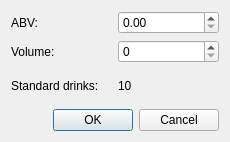
First picture: the form in src/std_drink_dialog.ui, repository minorsecond/BuzzBot, before the edit.
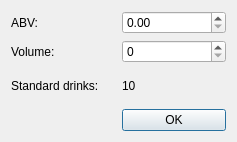
Second picture: the form after the edit.

Commit message: Set up std drink calculator UI

```diff
--- a/src/std_drink_dialog.ui
+++ b/src/std_drink_dialog.ui
@@ -6,7 +6,7 @@
    <rect>
     <x>0</x>
     <y>0</y>
-    <width>230</width>
+    <width>237</width>
     <height>142</height>
    </rect>
   </property>
@@ -28,22 +28,6 @@
      </property>
     </widget>
    </item>
-   <item row="0" column="1">
-    <widget class="QDoubleSpinBox" name="abvInput"/>
-   </item>
-   <item row="3" column="0" colspan="2">
-    <widget class="QDialogButtonBox" name="standardDrinkCalcButtonBox">
-     <property name="orientation">
-      <enum>Qt::Horizontal</enum>
-     </property>
-     <property name="standardButtons">
-      <set>QDialogButtonBox::Cancel|QDialogButtonBox::Ok</set>
-     </property>
-    </widget>
-   </item>
-   <item row="1" column="1">
-    <widget class="QSpinBox" name="volumeInput"/>
-   </item>
    <item row="2" column="0">
     <widget class="QLabel" name="standardDrinksLabel">
      <property name="text">
@@ -51,6 +35,9 @@
      </property>
     </widget>
    </item>
+   <item row="0" column="1">
+    <widget class="QDoubleSpinBox" name="abvInput"/>
+   </item>
    <item row="2" column="1">
     <widget class="QLabel" name="standardDrinksOutput">
      <property name="text">
@@ -58,6 +45,16 @@
      </property>
     </widget>
    </item>
+   <item row="1" column="1">
+    <widget class="QSpinBox" name="volumeInput"/>
+   </item>
+   <item row="3" column="1">
+    <widget class="QPushButton" name="stdDrinkCalcOkButton">
+     <property name="text">
+      <string>OK</string>
+     </property>
+    </widget>
+   </item>
   </layout>
  </widget>
  <resources/>
```
Left out of the diff: 35 changed lines with no effect on the pictures. The commit also changes 4 other files.
